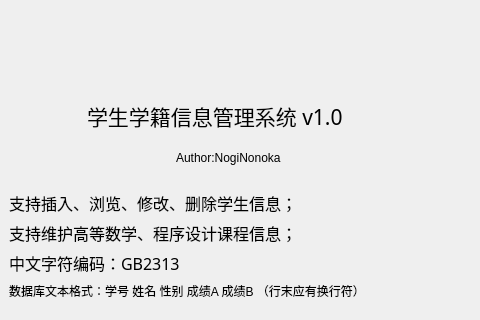
This is SSMS/system_settings_widget.ui in NogiNonoka/StudentStatusManagementSystem as Qt 5 draws it before an edit; both pictures show x 161 to 641 and y 0 to 320 of the 800 by 600 pixel window. The edited form follows.
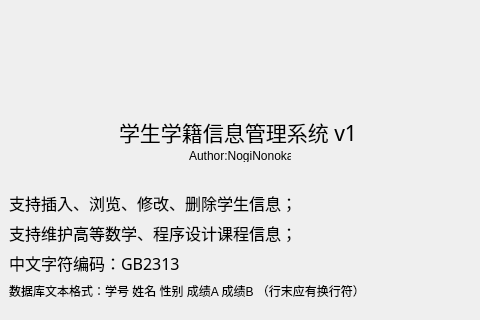
This is the edited form.

What changed in the file:
```diff
--- a/SSMS/system_settings_widget.ui
+++ b/SSMS/system_settings_widget.ui
@@ -29,10 +29,10 @@
   <widget class="QLabel" name="title">
    <property name="geometry">
     <rect>
-     <x>248</x>
-     <y>100</y>
-     <width>307</width>
-     <height>31</height>
+     <x>280</x>
+     <y>120</y>
+     <width>239</width>
+     <height>24</height>
     </rect>
    </property>
    <property name="font">
@@ -48,10 +48,10 @@
   <widget class="QLabel" name="author">
    <property name="geometry">
     <rect>
-     <x>337</x>
+     <x>350</x>
      <y>150</y>
-     <width>128</width>
-     <height>15</height>
+     <width>102</width>
+     <height>12</height>
     </rect>
    </property>
    <property name="text">
@@ -71,7 +71,7 @@
     <string>初始化数据库</string>
    </property>
   </widget>
-  <widget class="QWidget" name="">
+  <widget class="QWidget" name="layoutWidget">
    <property name="geometry">
     <rect>
      <x>170</x>
```
